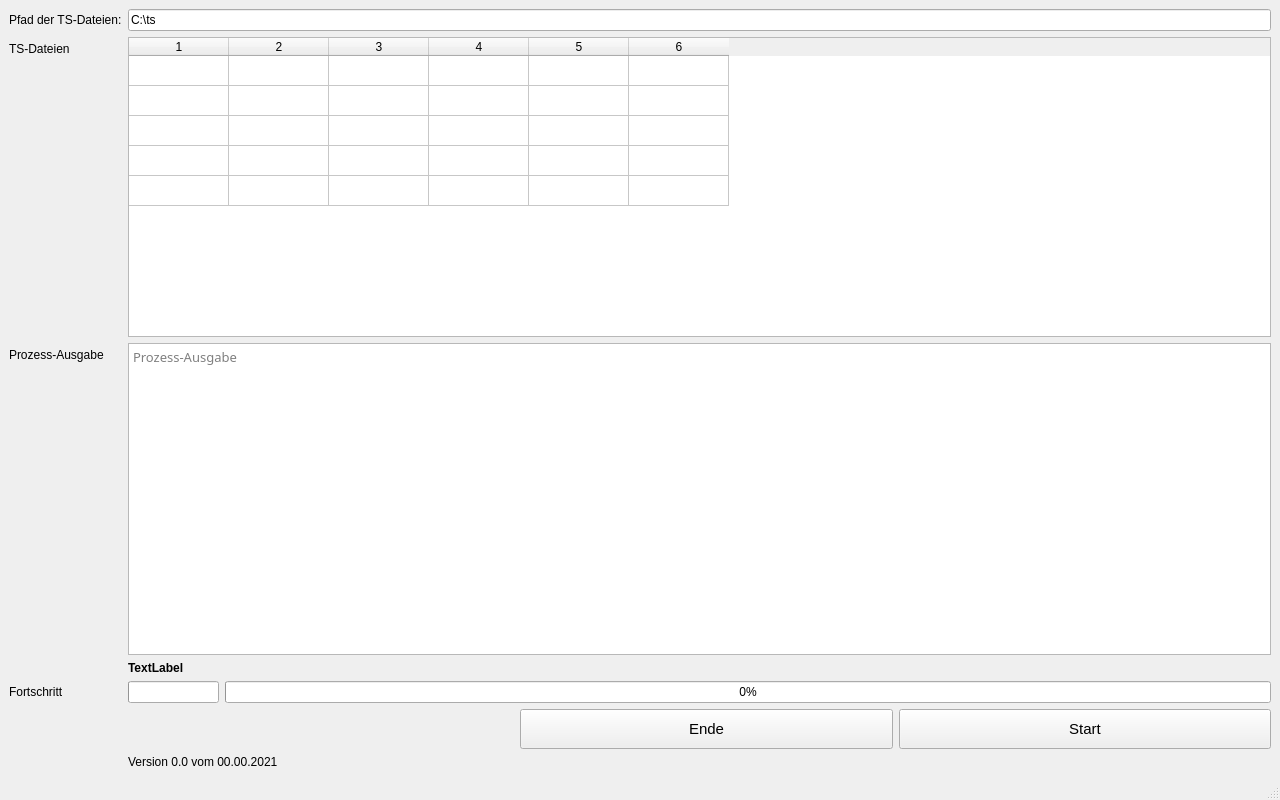
First picture: the form in XCodeUI.ui, repository ruegi/XCode, before the edit.
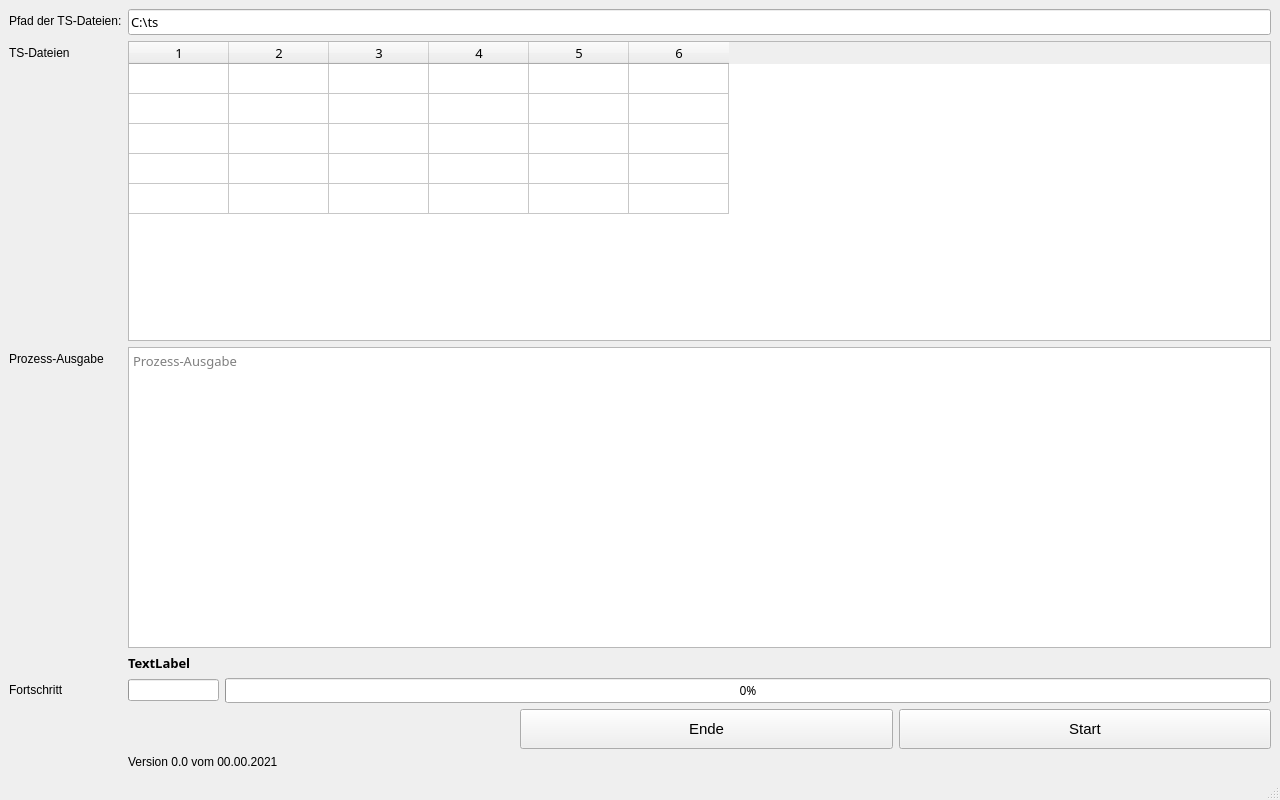
Second picture: the form after the edit. Icons and pictures are not drawn.

What changed in the file:
```diff
--- a/XCodeUI.ui
+++ b/XCodeUI.ui
@@ -30,6 +30,12 @@
       </item>
       <item row="1" column="1">
        <widget class="QLineEdit" name="led_pfad">
+        <property name="font">
+         <font>
+          <family>Cascadia Mono</family>
+          <pointsize>10</pointsize>
+         </font>
+        </property>
         <property name="text">
          <string>C:\ts</string>
         </property>
@@ -62,6 +68,12 @@
           <height>300</height>
          </size>
         </property>
+        <property name="font">
+         <font>
+          <family>Cascadia Mono</family>
+          <pointsize>10</pointsize>
+         </font>
+        </property>
         <property name="styleSheet">
          <string notr="true">QProgressBar {
     border: 2px solid #2196F3;
@@ -178,6 +190,11 @@
         </item>
         <item>
          <widget class="QProgressBar" name="probar1">
+          <property name="font">
+           <font>
+            <family>Cascadia Mono</family>
+           </font>
+          </property>
           <property name="value">
            <number>0</number>
           </property>
@@ -316,6 +333,8 @@
        <widget class="QLabel" name="lbl_frames">
         <property name="font">
          <font>
+          <family>Cascadia Mono</family>
+          <pointsize>10</pointsize>
           <bold>true</bold>
          </font>
         </property>
```
